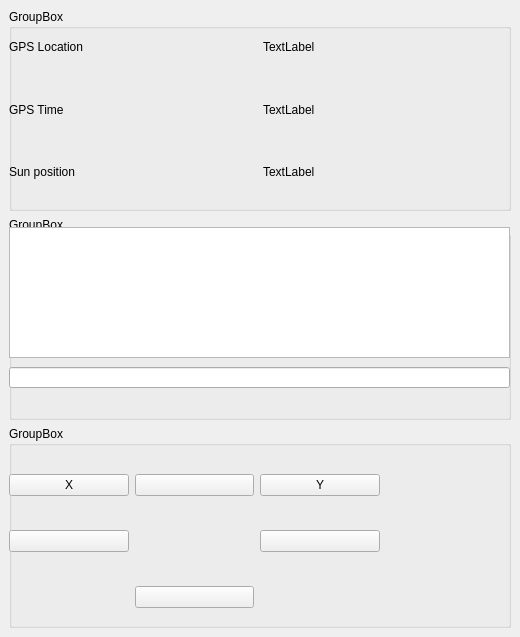
First picture: the form in heliostat_ui/heliostat.ui, repository dakoner/heliostat, before the edit.
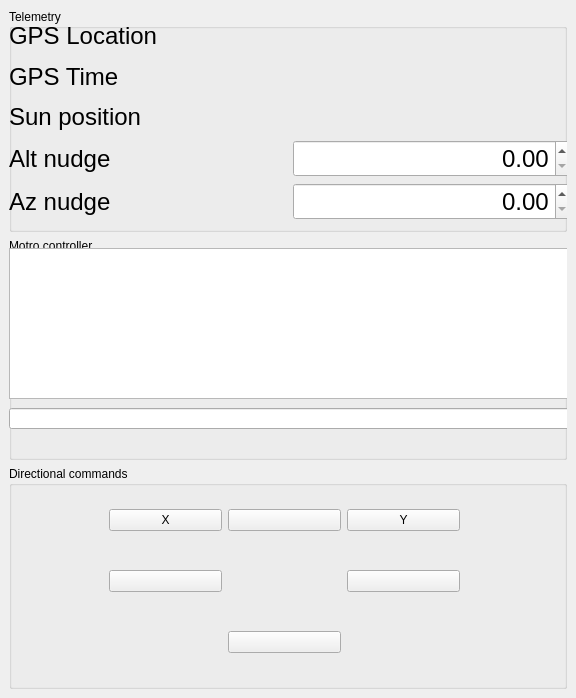
Second picture: the form after the edit. Icons and pictures are not drawn.

```diff
--- a/heliostat_ui/heliostat.ui
+++ b/heliostat_ui/heliostat.ui
@@ -6,8 +6,8 @@
    <rect>
     <x>0</x>
     <y>0</y>
-    <width>520</width>
-    <height>637</height>
+    <width>576</width>
+    <height>698</height>
    </rect>
   </property>
   <property name="sizePolicy">
@@ -23,58 +23,150 @@
    <layout class="QVBoxLayout" name="verticalLayout_2">
     <item>
      <widget class="QGroupBox" name="groupBox_3">
+      <property name="enabled">
+       <bool>true</bool>
+      </property>
+      <property name="sizePolicy">
+       <sizepolicy hsizetype="Preferred" vsizetype="Preferred">
+        <horstretch>0</horstretch>
+        <verstretch>0</verstretch>
+       </sizepolicy>
+      </property>
       <property name="title">
-       <string>GroupBox</string>
+       <string>Telemetry</string>
       </property>
       <widget class="QWidget" name="gridLayoutWidget_2">
        <property name="geometry">
         <rect>
          <x>0</x>
          <y>10</y>
-         <width>501</width>
-         <height>181</height>
+         <width>561</width>
+         <height>201</height>
         </rect>
        </property>
        <layout class="QGridLayout" name="gridLayout">
+        <item row="0" column="1">
+         <widget class="QLabel" name="gps_location">
+          <property name="font">
+           <font>
+            <pointsize>18</pointsize>
+           </font>
+          </property>
+          <property name="text">
+           <string/>
+          </property>
+         </widget>
+        </item>
         <item row="1" column="0">
          <widget class="QLabel" name="label_3">
+          <property name="font">
+           <font>
+            <family>Arial</family>
+            <pointsize>18</pointsize>
+           </font>
+          </property>
           <property name="text">
            <string>GPS Time</string>
           </property>
          </widget>
         </item>
-        <item row="0" column="1">
-         <widget class="QLabel" name="gps_location">
-          <property name="text">
-           <string>TextLabel</string>
-          </property>
-         </widget>
-        </item>
         <item row="0" column="0">
          <widget class="QLabel" name="label">
+          <property name="font">
+           <font>
+            <family>Arial</family>
+            <pointsize>18</pointsize>
+           </font>
+          </property>
           <property name="text">
            <string>GPS Location</string>
           </property>
          </widget>
         </item>
+        <item row="1" column="1">
+         <widget class="QLabel" name="gps_time">
+          <property name="font">
+           <font>
+            <pointsize>18</pointsize>
+           </font>
+          </property>
+          <property name="text">
+           <string/>
+          </property>
+         </widget>
+        </item>
         <item row="2" column="0">
          <widget class="QLabel" name="label_4">
+          <property name="font">
+           <font>
+            <family>Arial</family>
+            <pointsize>18</pointsize>
+           </font>
+          </property>
           <property name="text">
            <string>Sun position</string>
           </property>
          </widget>
         </item>
-        <item row="1" column="1">
-         <widget class="QLabel" name="gps_time">
+        <item row="3" column="1">
+         <widget class="QDoubleSpinBox" name="doubleSpinBox">
+          <property name="font">
+           <font>
+            <pointsize>18</pointsize>
+           </font>
+          </property>
+          <property name="alignment">
+           <set>Qt::AlignRight|Qt::AlignTrailing|Qt::AlignVCenter</set>
+          </property>
+         </widget>
+        </item>
+        <item row="3" column="0">
+         <widget class="QLabel" name="label_2">
+          <property name="font">
+           <font>
+            <family>Arial</family>
+            <pointsize>18</pointsize>
+           </font>
+          </property>
           <property name="text">
-           <string>TextLabel</string>
+           <string>Alt nudge</string>
+          </property>
+         </widget>
+        </item>
+        <item row="4" column="0">
+         <widget class="QLabel" name="label_5">
+          <property name="font">
+           <font>
+            <family>Arial</family>
+            <pointsize>18</pointsize>
+           </font>
+          </property>
+          <property name="text">
+           <string>Az nudge</string>
+          </property>
+         </widget>
+        </item>
+        <item row="4" column="1">
+         <widget class="QDoubleSpinBox" name="doubleSpinBox_2">
+          <property name="font">
+           <font>
+            <pointsize>18</pointsize>
+           </font>
+          </property>
+          <property name="alignment">
+           <set>Qt::AlignRight|Qt::AlignTrailing|Qt::AlignVCenter</set>
           </property>
          </widget>
         </item>
         <item row="2" column="1">
          <widget class="QLabel" name="sun_position">
+          <property name="font">
+           <font>
+            <pointsize>18</pointsize>
+           </font>
+          </property>
           <property name="text">
-           <string>TextLabel</string>
+           <string/>
           </property>
          </widget>
         </item>
@@ -84,16 +176,22 @@
     </item>
     <item>
      <widget class="QGroupBox" name="groupBox_2">
+      <property name="sizePolicy">
+       <sizepolicy hsizetype="Preferred" vsizetype="Minimum">
+        <horstretch>0</horstretch>
+        <verstretch>0</verstretch>
+       </sizepolicy>
+      </property>
       <property name="title">
-       <string>GroupBox</string>
+       <string>Motro controller</string>
       </property>
       <widget class="QPlainTextEdit" name="ramps_output">
        <property name="geometry">
         <rect>
          <x>0</x>
          <y>10</y>
-         <width>501</width>
-         <height>131</height>
+         <width>561</width>
+         <height>151</height>
         </rect>
        </property>
       </widget>
@@ -101,8 +199,8 @@
        <property name="geometry">
         <rect>
          <x>0</x>
-         <y>150</y>
-         <width>501</width>
+         <y>170</y>
+         <width>561</width>
          <height>21</height>
         </rect>
        </property>
@@ -112,15 +210,15 @@
     <item>
      <widget class="QGroupBox" name="groupBox">
       <property name="title">
-       <string>GroupBox</string>
+       <string>Directional commands</string>
       </property>
       <widget class="QWidget" name="gridLayoutWidget">
        <property name="geometry">
         <rect>
-         <x>0</x>
-         <y>20</y>
-         <width>371</width>
-         <height>191</height>
+         <x>100</x>
+         <y>10</y>
+         <width>351</width>
+         <height>211</height>
         </rect>
        </property>
        <layout class="QGridLayout" name="gridLayout_2">
```
